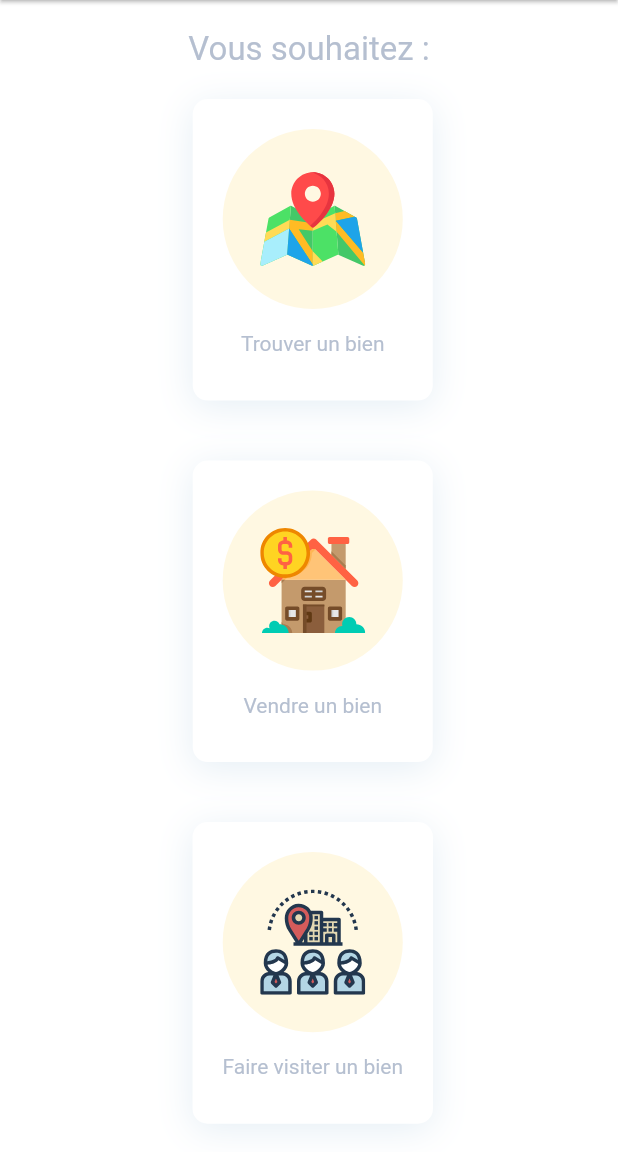
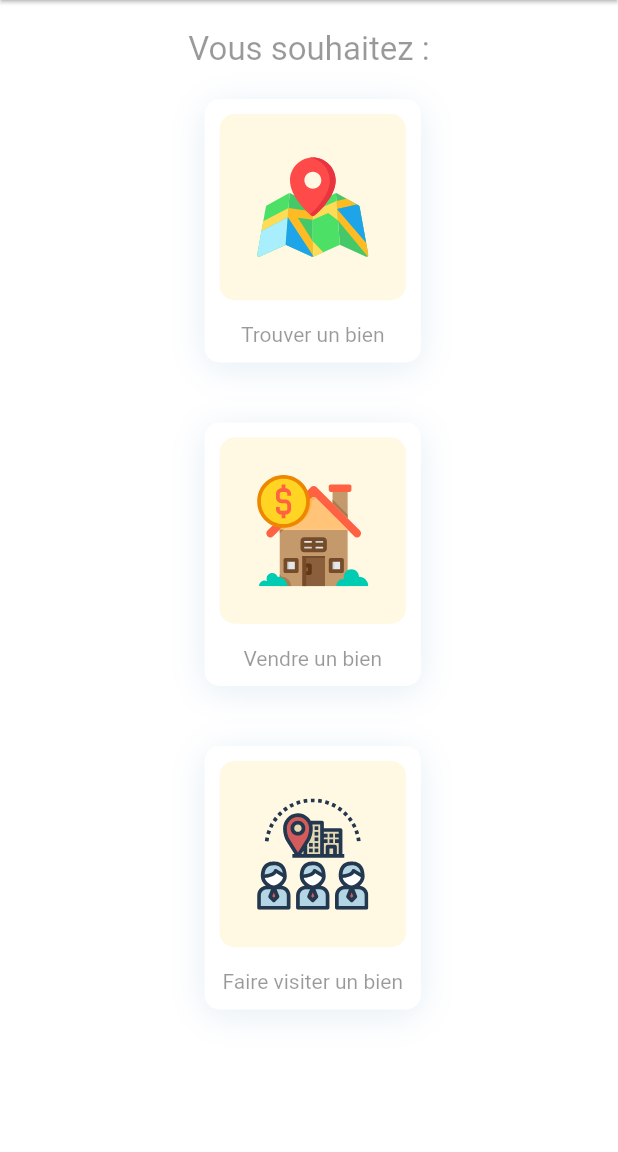
Before and after one commit to Br4x/ynov-immo, a Flutter app: the screen it shows after launch, on a phone screen of 412 x 824 dp, the part 84-1236 px from its top. Run offline on Flutter 3.47's test engine with Material 2 defaults, Android fonts, the phone set to English and light mode, and no system bars; our stand-ins replace flutter_svg, smooth_star_rating.

Commit message:
Meilleur contraste + formes des icones refaite

```diff
--- a/lib/pages/home/components/category_list.dart
+++ b/lib/pages/home/components/category_list.dart
@@ -12,7 +12,11 @@ class CategoryList extends StatelessWidget {
       child: Padding(
       padding: EdgeInsets.fromLTRB(0, 20, 0, 0),
       child: Text('Vous souhaitez :',
-      style: TextStyle(fontSize: 22))
+          style: TextStyle(
+            fontSize: 22,
+            color: Colors.black.withOpacity(0.4),
+          )
+      )
   ));
   }
 }
--- a/lib/pages/home/components/menu_button.dart
+++ b/lib/pages/home/components/menu_button.dart
@@ -34,7 +34,7 @@ class MenuButton extends StatelessWidget {
         child: InkWell(
           onTap: press,
           child: Padding(
-            padding: const EdgeInsets.all(20.0),
+            padding: const EdgeInsets.all(10.0),
             child: Column(
               children: <Widget>[
                 Container(
@@ -42,16 +42,21 @@ class MenuButton extends StatelessWidget {
                   padding: EdgeInsets.all(25),
                   decoration: BoxDecoration(
                     color: kPrimaryColor.withOpacity(0.13),
-                    shape: BoxShape.circle,
+                    shape: BoxShape.rectangle,
+                    borderRadius: BorderRadius.circular(10),
                   ),
                   child: SvgPicture.asset(
                     svgSrc,
-                    width: size.width * 0.17,
+                    width: size.width * 0.18,
                     // size.width * 0.18 means it use 18% of total width
                   ),
                 ),
-                Text(title),
-                SizedBox(height: 10),
+                Text(
+                  title,
+                  style: TextStyle(color: Colors.black.withOpacity(0.4)),
+                ),
+
+                SizedBox(height: 0.5),
               ],
             ),
           ),
```
